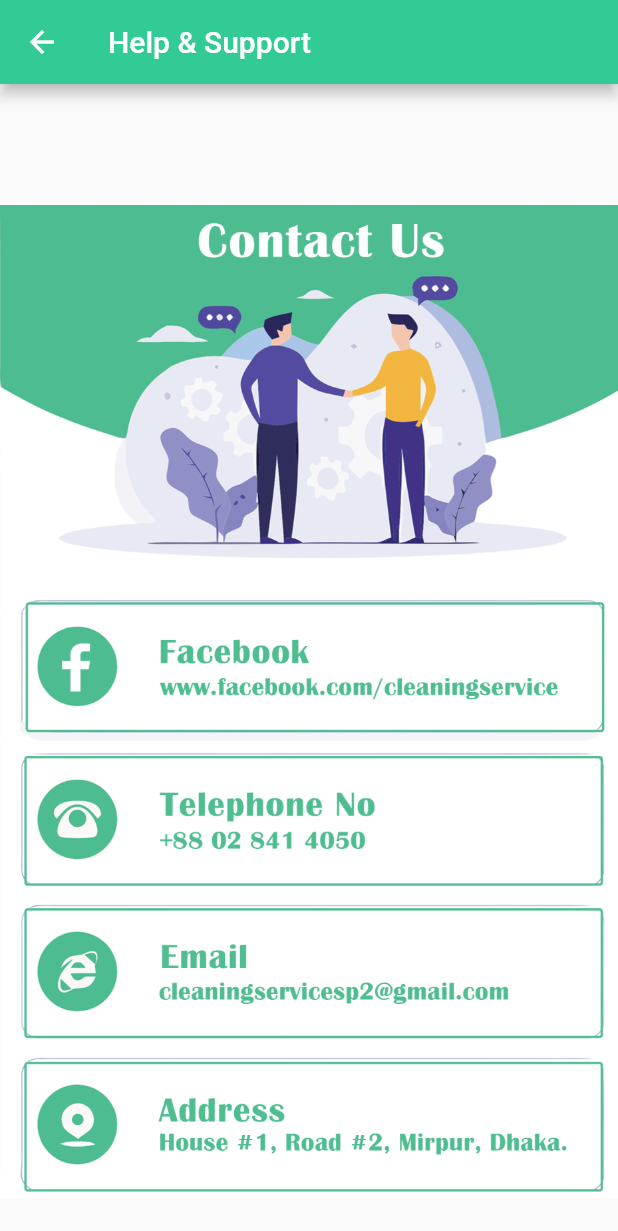
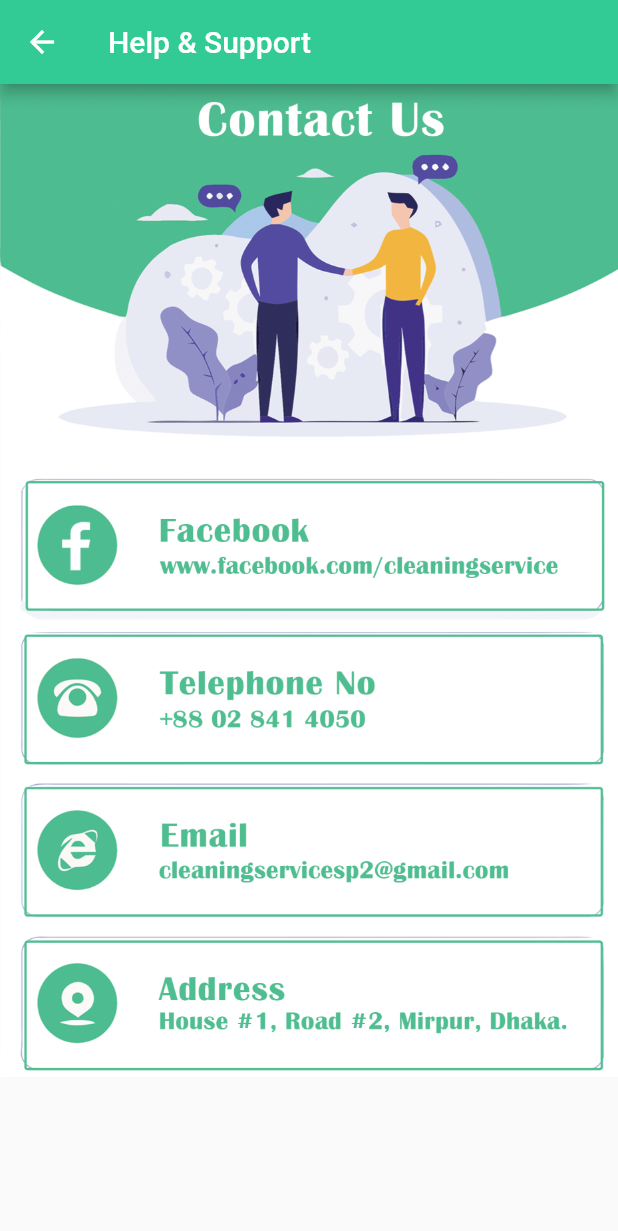
Before and after one commit to Shafaqulhamim/mobile_cleaning_service, a Flutter app: the help screen opened directly, on a phone screen of 412 x 824 dp. Shown: the top 1231 px of the screen. Run offline on Flutter 3.47's test engine with Material 2 defaults, Android fonts, the phone set to English and light mode, and no system bars; our stand-ins replace bloc, cloud_firestore, dartz, date_time_picker, firebase_auth, firebase_core and 7 more; accounts and stored records are empty.

Commit message:
Error Fix

```diff
--- a/lib/view/pages/help_support.dart
+++ b/lib/view/pages/help_support.dart
@@ -13,35 +13,13 @@ class _helpstate extends State<help> {
         backgroundColor: Color(0xff32cb95),
         title: const Text('Help & Support'),
       ),
-
-body: SafeArea(
-        child: Container(
-          // we will give media query height
-          // double.infinity make it big as my parent allows
-          // while MediaQuery make it big as per the screen
-          width: double.infinity,
-          height: MediaQuery.of(context).size.height,
-          padding: EdgeInsets.symmetric(horizontal: 0, vertical: 0),
-          child: Column(
-            // even space distribution
-            mainAxisAlignment: MainAxisAlignment.spaceBetween,
-            crossAxisAlignment: CrossAxisAlignment.center,
-            children: <Widget>[
-              SizedBox(
-                //kn picture add krte hoibo? add hoise gap ta fillup kor kn gap? white gap uporer? nicher design error tao thik koris push kor amr pc te kori ami.. ok
-                height: 0,
-              ),
-              Container(
-                height: MediaQuery.of(context).size.height / 1,
-                decoration: BoxDecoration(
-                    image: DecorationImage(
-                        image: AssetImage("assets/help.png"))),
-              ),
-
-            ]
-          )
-      )
-      )
+      body: SingleChildScrollView(
+        child: Column(
+          children: <Widget>[
+            Image.asset('assets/help.png'),
+          ],
+        ),
+      ),
     );
   }
 }
```
